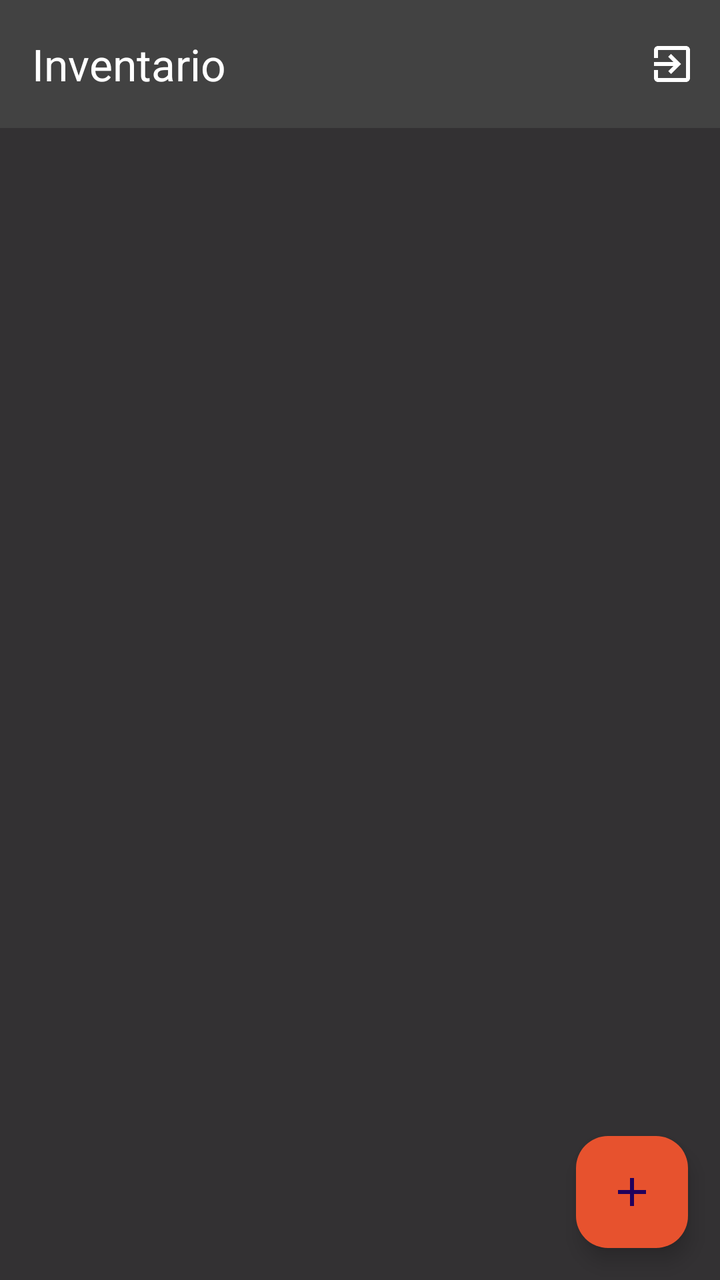
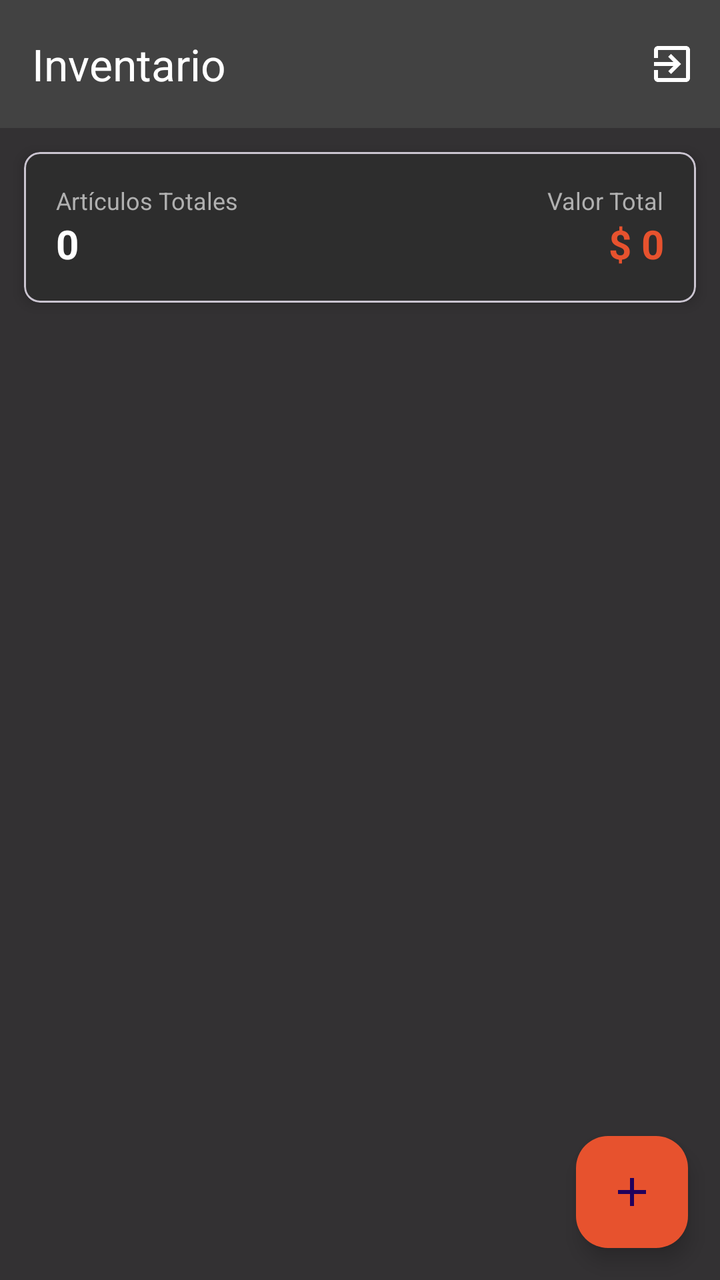

Compare the two renders of this Android layout. The source of the first and the diff that turns it into the second are given below.
<!-- AndroidManifest.xml: application theme Theme.equipoOcho -->
<!-- res/layout/fragment_home_inventory.xml -->
<?xml version="1.0" encoding="utf-8"?>
<layout xmlns:android="http://schemas.android.com/apk/res/android"
    xmlns:tools="http://schemas.android.com/tools"
    xmlns:app="http://schemas.android.com/apk/res-auto">

    <data>
        
    </data>



    <androidx.constraintlayout.widget.ConstraintLayout
        android:layout_width="match_parent"
        android:layout_height="match_parent"
        android:background="#CC000000"
        tools:context=".view.fragment.HomeInventoryFragment">

        
        <com.google.android.material.appbar.MaterialToolbar
            android:id="@+id/toolbarHome"
            android:layout_width="0dp"
            android:layout_height="?attr/actionBarSize"
            android:background="#424242"
            app:layout_constraintTop_toTopOf="parent"
            app:layout_constraintStart_toStartOf="parent"
            app:layout_constraintEnd_toEndOf="parent"
            app:title="Inventario"
            app:titleTextColor="@android:color/white"
            app:menu="@menu/menu_home_inventory" />

        
        <androidx.recyclerview.widget.RecyclerView
            android:id="@+id/recyclerview"
            android:layout_width="match_parent"
            android:layout_height="0dp"
            android:layout_marginBottom="20dp"
            tools:listitem="@layout/item_inventory"
            app:layout_constraintTop_toBottomOf="@id/toolbarHome"
            app:layout_constraintStart_toStartOf="parent"
            app:layout_constraintEnd_toEndOf="parent"
            app:layout_constraintBottom_toBottomOf="parent" />

        
        <com.google.android.material.floatingactionbutton.FloatingActionButton
            android:id="@+id/fbagregar"
            android:layout_width="wrap_content"
            android:layout_height="wrap_content"
            android:contentDescription="button add"
            android:layout_marginRight="16dp"
            android:layout_marginBottom="16dp"
            android:backgroundTint="@color/inventory_orange"
            android:src="@drawable/ic_add"
            app:layout_constraintEnd_toEndOf="parent"
            app:layout_constraintBottom_toBottomOf="parent" />

        
        <ProgressBar
            android:id="@+id/progress"
            style="?android:attr/progressBarStyleLarge"
            android:layout_width="48dp"
            android:layout_height="48dp"
            android:indeterminate="true"
            android:visibility="gone"
            android:indeterminateTint="@color/inventory_orange"
            app:layout_constraintTop_toTopOf="parent"
            app:layout_constraintBottom_toBottomOf="parent"
            app:layout_constraintStart_toStartOf="parent"
            app:layout_constraintEnd_toEndOf="parent" />

    </androidx.constraintlayout.widget.ConstraintLayout>
</layout>
<!-- res/layout/item_inventory.xml (included above) -->
<?xml version="1.0" encoding="utf-8"?>
<layout xmlns:android="http://schemas.android.com/apk/res/android"
    xmlns:app="http://schemas.android.com/apk/res-auto">

    <androidx.constraintlayout.widget.ConstraintLayout
        android:layout_width="match_parent"
        android:layout_height="wrap_content"
        android:paddingHorizontal="20dp"
        android:paddingVertical="5dp">

        <androidx.cardview.widget.CardView
            android:id="@+id/cvInventory"
            android:layout_width="match_parent"
            android:layout_height="wrap_content"
            android:layout_gravity="center"
            android:foreground="?selectableItemBackground"
            app:cardCornerRadius="10dp"
            app:cardElevation="8dp"
            app:cardBackgroundColor="@android:color/white"
            app:layout_constraintStart_toStartOf="parent"
            app:layout_constraintTop_toTopOf="parent"
            app:layout_constraintEnd_toEndOf="parent">

            <androidx.constraintlayout.widget.ConstraintLayout
                android:layout_width="match_parent"
                android:layout_height="match_parent"
                android:padding="10dp">

                
                <TextView
                    android:id="@+id/tvName"
                    android:layout_width="0dp"
                    android:layout_height="wrap_content"
                    android:text="Nombre producto"
                    android:textStyle="bold"
                    android:padding="5dp"
                    android:textSize="16sp"
                    android:maxLines="1"
                    android:ellipsize="end"
                    app:layout_constraintTop_toTopOf="parent"
                    app:layout_constraintStart_toStartOf="parent"
                    app:layout_constraintEnd_toStartOf="@id/tvPrice" />

                
                <TextView
                    android:id="@+id/tvPrice"
                    android:layout_width="wrap_content"
                    android:layout_height="wrap_content"
                    android:text="$ 0,00"
                    android:padding="5dp"
                    android:textSize="16sp"
                    android:textStyle="bold"
                    android:textColor="@color/inventory_orange"
                    app:layout_constraintTop_toTopOf="parent"
                    app:layout_constraintBottom_toBottomOf="parent"
                    app:layout_constraintEnd_toEndOf="parent" />

                
                <TextView
                    android:id="@+id/tvProductIdLabel"
                    android:layout_width="wrap_content"
                    android:layout_height="wrap_content"
                    android:text="Id:"
                    android:textStyle="bold"
                    android:padding="5dp"
                    android:textSize="14sp"
                    android:textColor="#808080"
                    app:layout_constraintTop_toBottomOf="@id/tvName"
                    app:layout_constraintStart_toStartOf="parent"
                    app:layout_constraintBottom_toBottomOf="parent" />

                
                <TextView
                    android:id="@+id/tvProductId"
                    android:layout_width="wrap_content"
                    android:layout_height="wrap_content"
                    android:text="12"
                    android:padding="5dp"
                    android:textSize="14sp"
                    android:textColor="#808080"
                    app:layout_constraintTop_toTopOf="@id/tvProductIdLabel"
                    app:layout_constraintBottom_toBottomOf="@id/tvProductIdLabel"
                    app:layout_constraintStart_toEndOf="@id/tvProductIdLabel" />

                
                <TextView
                    android:id="@+id/tvQuantityLabel"
                    android:layout_width="wrap_content"
                    android:layout_height="wrap_content"
                    android:text="Cant:"
                    android:textStyle="bold"
                    android:padding="5dp"
                    android:textSize="14sp"
                    android:textColor="#808080"
                    app:layout_constraintTop_toBottomOf="@id/tvName"
                    app:layout_constraintBottom_toBottomOf="parent"
                    app:layout_constraintEnd_toStartOf="@id/tvQuantity" />

                
                <TextView
                    android:id="@+id/tvQuantity"
                    android:layout_width="wrap_content"
                    android:layout_height="wrap_content"
                    android:text="0"
                    android:padding="5dp"
                    android:textSize="14sp"
                    android:textColor="#808080"
                    app:layout_constraintTop_toTopOf="@id/tvQuantityLabel"
                    app:layout_constraintBottom_toBottomOf="@id/tvQuantityLabel"
                    app:layout_constraintEnd_toEndOf="parent" />

            </androidx.constraintlayout.widget.ConstraintLayout>

        </androidx.cardview.widget.CardView>

    </androidx.constraintlayout.widget.ConstraintLayout>
</layout>
<!-- resources referenced by this layout -->
<resources>
  <color name="inventory_orange">#e7522e</color>
  <!-- drawable ic_add (drawable) -->
  <vector android:height="24dp" android:tint="#000000"
      android:viewportHeight="24" android:viewportWidth="24"
      android:width="24dp" xmlns:android="http://schemas.android.com/apk/res/android">
      <path android:fillColor="@android:color/white" android:pathData="M19,13h-6v6h-2v-6H5v-2h6V5h2v6h6v2z"/>
  </vector>
  <style name="Theme.equipoOcho" parent="Base.Theme.equipoOcho" />
  <style name="Base.Theme.equipoOcho" parent="Theme.Material3.DayNight.NoActionBar">
          
          
      </style>
</resources>

<!-- the commit's change to res/layout/fragment_home_inventory.xml (unified diff, before → after) -->
@@ -29,13 +29,82 @@
             app:menu="@menu/menu_home_inventory" />
 
         
+        <com.google.android.material.card.MaterialCardView
+            android:id="@+id/cardSummary"
+            android:layout_width="match_parent"
+            android:layout_height="wrap_content"
+            android:layout_margin="12dp"
+            app:cardCornerRadius="8dp"
+            app:cardElevation="4dp"
+            app:cardBackgroundColor="#2D2D2D"
+            app:layout_constraintTop_toBottomOf="@id/toolbarHome"
+            app:layout_constraintStart_toStartOf="parent"
+            app:layout_constraintEnd_toEndOf="parent">
+
+            <LinearLayout
+                android:layout_width="match_parent"
+                android:layout_height="wrap_content"
+                android:orientation="horizontal"
+                android:padding="16dp"
+                android:weightSum="2">
+
+                <LinearLayout
+                    android:layout_width="0dp"
+                    android:layout_height="wrap_content"
+                    android:layout_weight="1"
+                    android:orientation="vertical">
+
+                    <TextView
+                        android:layout_width="wrap_content"
+                        android:layout_height="wrap_content"
+                        android:text="Artículos Totales"
+                        android:textColor="#B0B0B0"
+                        android:textSize="12sp" />
+
+                    <TextView
+                        android:id="@+id/tvTotalItems"
+                        android:layout_width="wrap_content"
+                        android:layout_height="wrap_content"
+                        android:text="0"
+                        android:textColor="@android:color/white"
+                        android:textSize="20sp"
+                        android:textStyle="bold" />
+                </LinearLayout>
+
+                <LinearLayout
+                    android:layout_width="0dp"
+                    android:layout_height="wrap_content"
+                    android:layout_weight="1"
+                    android:orientation="vertical"
+                    android:gravity="end">
+
+                    <TextView
+                        android:layout_width="wrap_content"
+                        android:layout_height="wrap_content"
+                        android:text="Valor Total"
+                        android:textColor="#B0B0B0"
+                        android:textSize="12sp" />
+
+                    <TextView
+                        android:id="@+id/tvTotalValue"
+                        android:layout_width="wrap_content"
+                        android:layout_height="wrap_content"
+                        android:text="$ 0"
+                        android:textColor="@color/inventory_orange"
+                        android:textSize="20sp"
+                        android:textStyle="bold" />
+                </LinearLayout>
+            </LinearLayout>
+        </com.google.android.material.card.MaterialCardView>
+
+        
         <androidx.recyclerview.widget.RecyclerView
             android:id="@+id/recyclerview"
             android:layout_width="match_parent"
             android:layout_height="0dp"
             android:layout_marginBottom="20dp"
             tools:listitem="@layout/item_inventory"
-            app:layout_constraintTop_toBottomOf="@id/toolbarHome"
+            app:layout_constraintTop_toBottomOf="@id/cardSummary"
             app:layout_constraintStart_toStartOf="parent"
             app:layout_constraintEnd_toEndOf="parent"
             app:layout_constraintBottom_toBottomOf="parent" />
